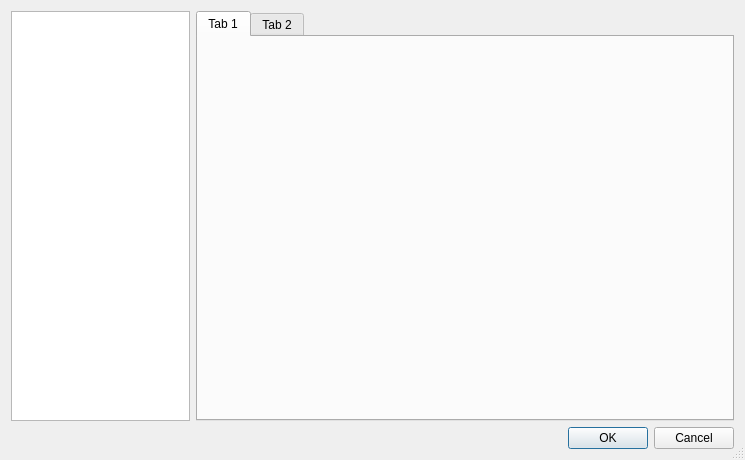
Above: ui/settingsdialog.ui from yunnsbz/File-Manager before the change. Below: the same form after it.
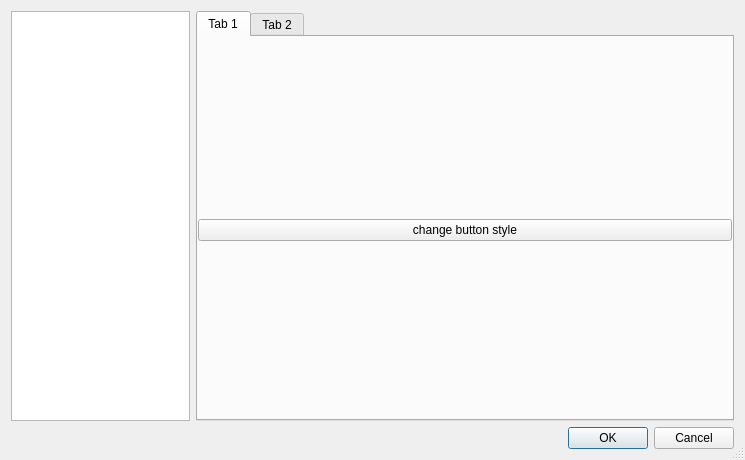
That is the form after the change.

Commit message: old button style option moved to settings dialog

Patch:
```diff
--- a/ui/settingsdialog.ui
+++ b/ui/settingsdialog.ui
@@ -44,6 +44,27 @@
          <attribute name="title">
           <string>Tab 1</string>
          </attribute>
+         <layout class="QVBoxLayout" name="verticalLayout_2">
+          <property name="leftMargin">
+           <number>0</number>
+          </property>
+          <property name="topMargin">
+           <number>5</number>
+          </property>
+          <property name="rightMargin">
+           <number>0</number>
+          </property>
+          <property name="bottomMargin">
+           <number>0</number>
+          </property>
+          <item>
+           <widget class="QPushButton" name="pushButton">
+            <property name="text">
+             <string>change button style</string>
+            </property>
+           </widget>
+          </item>
+         </layout>
         </widget>
         <widget class="QWidget" name="tab_2">
          <attribute name="title">
```
Left out of the diff: 3 changed lines with no effect on the pictures. The commit also changes 5 other files.
